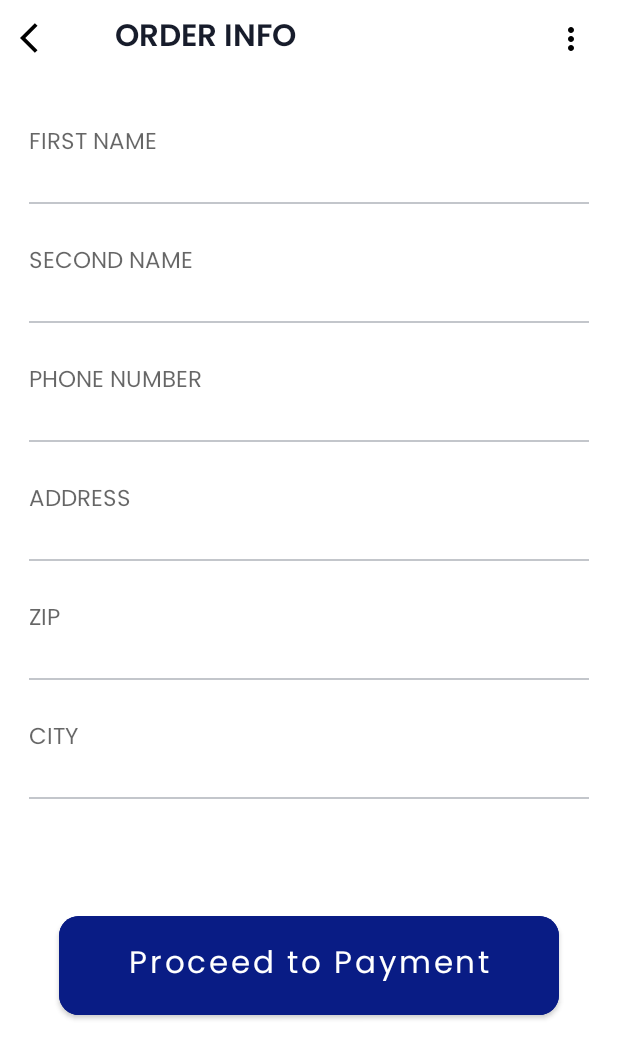
After one commit to Jishasasidharangithub/MultipleViewHolder, an Android app: the OrderInfoFragment screen opened through its navigation route, on a phone screen of 412 x 824 dp. The commit adds this screen. Shown: the top 1059 px of the screen. Run offline under Robolectric (Android 15) with nearby library versions, the phone set to English and light mode, and no system bars; our stand-ins replace sdp/ssp sizes.

Commit message:
Order Info Completed

```diff
--- /dev/null
+++ b/app/src/main/java/com/template/tmp02/OrderInfoFragment.kt
@@ -0,0 +1,29 @@
+package com.template.tmp02
+
+import android.os.Bundle
+import androidx.fragment.app.Fragment
+import android.view.LayoutInflater
+import android.view.View
+import android.view.ViewGroup
+import com.template.tmp02.databinding.FragmentOrderInfoBinding
+
+
+class OrderInfoFragment : Fragment() {
+  private var binding:FragmentOrderInfoBinding?=null
+    override fun onCreateView(
+        inflater: LayoutInflater, container: ViewGroup?,
+        savedInstanceState: Bundle?
+    ): View? {
+        binding= FragmentOrderInfoBinding.inflate(inflater,container,false)
+         return binding?.root
+    }
+
+    override fun onViewCreated(view: View, savedInstanceState: Bundle?) {
+        super.onViewCreated(view, savedInstanceState)
+        init()
+    }
+    private fun init(){
+        binding?.includeToolbar?.tvToolbarTitle?.text="ORDER INFO"
+    }
+
+ }
--- /dev/null
+++ b/app/src/main/res/drawable/ic_arrow_back.xml
@@ -0,0 +1,5 @@
+<vector android:autoMirrored="true" android:height="24dp"
+    android:tint="#000000" android:viewportHeight="24"
+    android:viewportWidth="24" android:width="24dp" xmlns:android="http://schemas.android.com/apk/res/android">
+    <path android:fillColor="@android:color/white" android:pathData="M11.67,3.87L9.9,2.1 0,12l9.9,9.9 1.77,-1.77L3.54,12z"/>
+</vector>
--- /dev/null
+++ b/app/src/main/res/drawable/ic_three_dot.xml
@@ -0,0 +1,5 @@
+<vector android:height="24dp" android:tint="#000000"
+    android:viewportHeight="24" android:viewportWidth="24"
+    android:width="24dp" xmlns:android="http://schemas.android.com/apk/res/android">
+    <path android:fillColor="@android:color/white" android:pathData="M12,8c1.1,0 2,-0.9 2,-2s-0.9,-2 -2,-2 -2,0.9 -2,2 0.9,2 2,2zM12,10c-1.1,0 -2,0.9 -2,2s0.9,2 2,2 2,-0.9 2,-2 -0.9,-2 -2,-2zM12,16c-1.1,0 -2,0.9 -2,2s0.9,2 2,2 2,-0.9 2,-2 -0.9,-2 -2,-2z"/>
+</vector>
--- /dev/null
+++ b/app/src/main/res/layout/fragment_order_info.xml
@@ -0,0 +1,189 @@
+<?xml version="1.0" encoding="utf-8"?>
+<androidx.constraintlayout.widget.ConstraintLayout xmlns:android="http://schemas.android.com/apk/res/android"
+    xmlns:tools="http://schemas.android.com/tools"
+    android:layout_width="match_parent"
+    android:layout_height="match_parent"
+    xmlns:app="http://schemas.android.com/apk/res-auto"
+    tools:context=".OrderInfoFragment">
+
+    <include
+        android:id="@+id/includeToolbar"
+        layout="@layout/toolbar_layout"
+        />
+
+    <EditText
+        android:id="@+id/etFirstName"
+        android:layout_width="wrap_content"
+        android:layout_height="wrap_content"
+        android:hint="FIRST NAME"
+        app:layout_constraintTop_toBottomOf="@+id/includeToolbar"
+        app:layout_constraintStart_toStartOf="parent"
+        android:background="@color/white"
+        android:textColor="@color/text_color"
+        android:layout_marginTop="@dimen/_30sdp"
+        android:layout_marginStart="@dimen/_15sdp"
+        style="@style/normalTextRegular"
+        />
+
+    <View
+        android:id="@+id/ViewFirstName"
+        android:layout_width="match_parent"
+        android:layout_height="@dimen/_1sdp"
+        android:background="@color/Grey"
+        android:layout_marginTop="@dimen/_20sdp"
+        android:layout_marginHorizontal="@dimen/_15sdp"
+        app:layout_constraintTop_toBottomOf="@+id/etFirstName"
+        app:layout_constraintStart_toStartOf="parent"
+        app:layout_constraintEnd_toEndOf="parent"
+        />
+
+    <EditText
+        android:id="@+id/etSecondName"
+        android:layout_width="wrap_content"
+        android:layout_height="wrap_content"
+        android:hint="SECOND NAME"
+        app:layout_constraintTop_toBottomOf="@+id/ViewFirstName"
+        app:layout_constraintStart_toStartOf="parent"
+        android:background="@color/white"
+        android:textColor="@color/text_color"
+        android:layout_marginTop="@dimen/_20sdp"
+        android:layout_marginStart="@dimen/_15sdp"
+        style="@style/normalTextRegular"
+        />
+
+    <View
+        android:id="@+id/ViewSecondName"
+        android:layout_width="match_parent"
+        android:layout_height="@dimen/_1sdp"
+        android:background="@color/Grey"
+        android:layout_marginTop="@dimen/_20sdp"
+        android:layout_marginHorizontal="@dimen/_15sdp"
+        app:layout_constraintTop_toBottomOf="@+id/etSecondName"
+        app:layout_constraintStart_toStartOf="parent"
+        app:layout_constraintEnd_toEndOf="parent"
+        />
+
+    <EditText
+        android:id="@+id/etPhoneNumber"
+        android:layout_width="wrap_content"
+        android:layout_height="wrap_content"
+        android:hint="PHONE NUMBER"
+        app:layout_constraintTop_toBottomOf="@+id/ViewSecondName"
+        app:layout_constraintStart_toStartOf="parent"
+        android:background="@color/white"
+        android:textColor="@color/text_color"
+        android:layout_marginTop="@dimen/_20sdp"
+        android:layout_marginStart="@dimen/_15sdp"
+        style="@style/normalTextRegular"
+        />
+
+    <View
+        android:id="@+id/ViewPhoneNumber"
+        android:layout_width="match_parent"
+        android:layout_height="@dimen/_1sdp"
+        android:background="@color/Grey"
+        android:layout_marginTop="@dimen/_20sdp"
+        android:layout_marginHorizontal="@dimen/_15sdp"
+        app:layout_constraintTop_toBottomOf="@+id/etPhoneNumber"
+        app:layout_constraintStart_toStartOf="parent"
+        app:layout_constraintEnd_toEndOf="parent"
+        />
+
+    <EditText
+        android:id="@+id/etAddress"
+        android:layout_width="wrap_content"
+        android:layout_height="wrap_content"
+        android:hint="ADDRESS"
+        app:layout_constraintTop_toBottomOf="@+id/ViewPhoneNumber"
+        app:layout_constraintStart_toStartOf="parent"
+        android:background="@color/white"
+        android:textColor="@color/text_color"
+        android:layout_marginTop="@dimen/_20sdp"
+        android:layout_marginStart="@dimen/_15sdp"
+        style="@style/normalTextRegular"
+        />
+
+    <View
+        android:id="@+id/ViewAddress"
+        android:layout_width="match_parent"
+        android:layout_height="@dimen/_1sdp"
+        android:background="@color/Grey"
+        android:layout_marginTop="@dimen/_20sdp"
+        android:layout_marginHorizontal="@dimen/_15sdp"
+        app:layout_constraintTop_toBottomOf="@+id/etAddress"
+        app:layout_constraintStart_toStartOf="parent"
+        app:layout_constraintEnd_toEndOf="parent"
+        />
+
+    <EditText
+        android:id="@+id/etZIP"
+        android:layout_width="wrap_content"
+        android:layout_height="wrap_content"
+        android:hint="ZIP"
+        app:layout_constraintTop_toBottomOf="@+id/ViewAddress"
+        app:layout_constraintStart_toStartOf="parent"
+        android:background="@color/white"
+        android:textColor="@color/text_color"
+        android:layout_marginTop="@dimen/_20sdp"
+        android:layout_marginStart="@dimen/_15sdp"
+        style="@style/normalTextRegular"
+        />
+
+    <View
+        android:id="@+id/ViewZIP"
+        android:layout_width="match_parent"
+        android:layout_height="@dimen/_1sdp"
+        android:background="@color/Grey"
+        android:layout_marginTop="@dimen/_20sdp"
+        android:layout_marginHorizontal="@dimen/_15sdp"
+        app:layout_constraintTop_toBottomOf="@+id/etZIP"
+        app:layout_constraintStart_toStartOf="parent"
+        app:layout_constraintEnd_toEndOf="parent"
+        />
+
+    <EditText
+        android:id="@+id/etCity"
+        android:layout_width="wrap_content"
+        android:layout_height="wrap_content"
+        android:hint="CITY"
+        app:layout_constraintTop_toBottomOf="@+id/ViewZIP"
+        app:layout_constraintStart_toStartOf="parent"
+        android:background="@color/white"
+        android:textColor="@color/text_color"
+        android:layout_marginTop="@dimen/_20sdp"
+        android:layout_marginStart="@dimen/_15sdp"
+        style="@style/normalTextRegular"
+        />
+
+    <View
+        android:id="@+id/ViewCity"
+        android:layout_width="match_parent"
+        android:layout_height="@dimen/_1sdp"
+        android:background="@color/Grey"
+        android:layout_marginTop="@dimen/_20sdp"
+        android:layout_marginHorizontal="@dimen/_15sdp"
+        app:layout_constraintTop_toBottomOf="@+id/etCity"
+        app:layout_constraintStart_toStartOf="parent"
+        app:layout_constraintEnd_toEndOf="parent"
+        />
+
+    <com.google.android.material.button.MaterialButton
+        android:id="@+id/btnLogin"
+        android:layout_width="match_parent"
+        android:layout_height="@dimen/_60sdp"
+        android:text="Proceed to Payment"
+        android:textAllCaps="false"
+        android:textColor="@color/white"
+        android:layout_marginHorizontal="@dimen/_30sdp"
+        style="@style/largeTextRegular"
+        app:cornerRadius="@dimen/_10sdp"
+        app:layout_constraintBottom_toBottomOf="parent"
+        android:backgroundTint="#091C85"
+        app:layout_constraintEnd_toEndOf="parent"
+        app:layout_constraintStart_toStartOf="parent"
+        app:layout_constraintTop_toBottomOf="@+id/ViewCity"
+        app:layout_constraintVertical_bias="0.338" />
+
+
+
+</androidx.constraintlayout.widget.ConstraintLayout>
--- a/app/src/main/res/layout/fragment_sign_in.xml
+++ b/app/src/main/res/layout/fragment_sign_in.xml
@@ -120,7 +120,7 @@
 
     <com.google.android.material.button.MaterialButton
         android:id="@+id/btn_login"
-        style="@style/largeTextSemiBold"
+        style="@style/largeTextRegular"
         android:layout_width="0dp"
         android:layout_height="@dimen/_50sdp"
         android:layout_marginHorizontal="@dimen/_15sdp"
--- a/app/src/main/res/layout/fragment_sign_up.xml
+++ b/app/src/main/res/layout/fragment_sign_up.xml
@@ -208,7 +208,7 @@
 
     <com.google.android.material.button.MaterialButton
         android:id="@+id/btnRegister"
-        style="@style/largeTextSemiBold"
+        style="@style/largeTextRegular"
         android:layout_width="0dp"
         android:layout_height="@dimen/_50sdp"
         android:layout_marginHorizontal="@dimen/_15sdp"
--- /dev/null
+++ b/app/src/main/res/layout/toolbar_layout.xml
@@ -0,0 +1,40 @@
+<?xml version="1.0" encoding="utf-8"?>
+<androidx.constraintlayout.widget.ConstraintLayout xmlns:android="http://schemas.android.com/apk/res/android"
+    android:layout_width="match_parent"
+    android:layout_height="wrap_content"
+    xmlns:app="http://schemas.android.com/apk/res-auto">
+
+    <ImageView
+        android:id="@+id/ivBack"
+        android:layout_width="wrap_content"
+        android:layout_height="wrap_content"
+        android:src="@drawable/ic_arrow_back"
+        app:layout_constraintStart_toStartOf="parent"
+        app:layout_constraintTop_toTopOf="parent"
+        android:layout_marginTop="@dimen/_10sdp"
+        android:layout_marginStart="@dimen/_10sdp"/>
+
+    <TextView
+        android:id="@+id/tvToolbarTitle"
+        style="@style/largeTextSemiBold"
+        android:layout_width="0dp"
+        android:layout_height="wrap_content"
+        android:layout_marginStart="@dimen/_30sdp"
+        android:text="Title"
+        app:layout_constraintBottom_toBottomOf="@+id/ivBack"
+        app:layout_constraintEnd_toStartOf="@+id/ivThreeDot"
+        app:layout_constraintStart_toEndOf="@+id/ivBack"
+        app:layout_constraintTop_toTopOf="@+id/ivBack" />
+
+    <ImageView
+        android:id="@+id/ivThreeDot"
+        android:layout_width="wrap_content"
+        android:layout_height="wrap_content"
+        android:src="@drawable/ic_three_dot"
+        android:layout_marginEnd="@dimen/_15sdp"
+        app:layout_constraintBottom_toBottomOf="@+id/tvToolbarTitle"
+        app:layout_constraintEnd_toEndOf="parent"
+        app:layout_constraintHorizontal_bias="0.9"
+        app:layout_constraintTop_toTopOf="@+id/tvToolbarTitle" />
+
+</androidx.constraintlayout.widget.ConstraintLayout>
--- a/app/src/main/res/navigation/nav_graph.xml
+++ b/app/src/main/res/navigation/nav_graph.xml
@@ -26,4 +26,9 @@
         android:name="com.template.tmp02.ui.fragment.SignUpFragment"
         android:label="fragment_sign_up"
         tools:layout="@layout/fragment_sign_up" />
+    <fragment
+        android:id="@+id/orderInfoFragment"
+        android:name="com.template.tmp02.OrderInfoFragment"
+        android:label="fragment_order_info"
+        tools:layout="@layout/fragment_order_info" />
 </navigation>
--- a/app/src/main/res/values/colors.xml
+++ b/app/src/main/res/values/colors.xml
@@ -7,6 +7,7 @@
     <color name="teal_700">#FF018786</color>
     <color name="black">#FF000000</color>
     <color name="white">#FFFFFFFF</color>
+    <color name="blue">#0B3089</color>
 
     <!--TEXT COLOR-->
     <color name="text_color">#171C2B</color>
```
